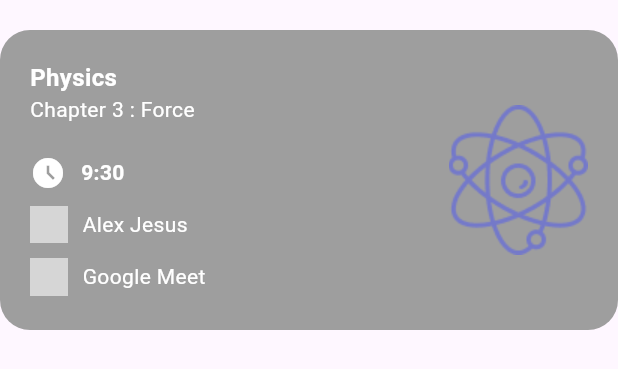
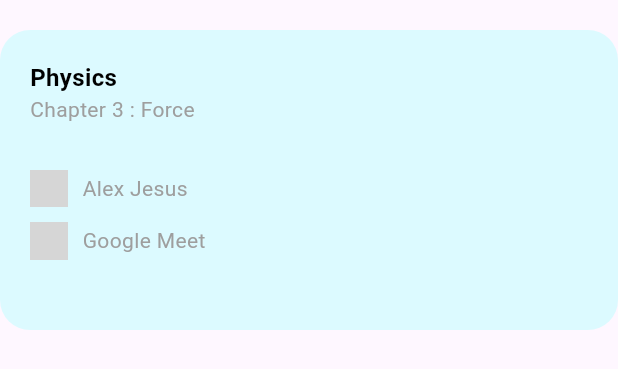
Before and after one commit to amarasalah/todo_flutter, a Flutter app: the MyEndTile widget shown alone on an empty page, opened directly with empty values, on a phone screen of 412 x 824 dp. Shown: the top 369 px of the screen. Run offline on Flutter 3.47's test engine with Material 3 defaults, Android fonts, the phone set to English and light mode, and no system bars; our stand-ins replace carousel_slider, convex_bottom_bar, date_picker_timeline, timeline_tile; network calls fail; grey boxes are pictures that could not be loaded.

Commit message:
add timline courses for Tasks Screen

```diff
--- a/lib/ui/screens/task_screen.dart
+++ b/lib/ui/screens/task_screen.dart
@@ -107,7 +107,7 @@ class _TaskScreenState extends State<TaskScreen> {
                 children: [
                   MyTimelineTile(isFirst: true, isLast: false, isPast: true),
                   MyTimelineTile(isFirst: false, isLast: false, isPast: true),
-                  MyTimelineTile(isFirst: false, isLast: false, isPast: true)
+                  MyTimelineTile(isFirst: false, isLast: true, isPast: false)
                 ],
               )),
             ],
--- a/lib/ui/widgets/my_end_tile.dart
+++ b/lib/ui/widgets/my_end_tile.dart
@@ -14,7 +14,7 @@ class MyEndTile extends StatelessWidget {
       height: 200,
       decoration: BoxDecoration(
         borderRadius: BorderRadius.circular(20),
-        color: isFirst ? Color(0xff7F86FF) : Colors.grey,
+        color: isFirst ? Color(0xff7F86FF) : Color.fromARGB(101, 169, 255, 254),
       ),
       width: double.infinity,
       child: Padding(
@@ -26,32 +26,21 @@ class MyEndTile extends StatelessWidget {
               mainAxisAlignment: MainAxisAlignment.start,
               crossAxisAlignment: CrossAxisAlignment.start,
               children: [
-                const Text(
+                Text(
                   "Physics",
                   style: TextStyle(
-                      color: Colors.white,
+                      color: isFirst ? Colors.white : Colors.black,
                       fontWeight: FontWeight.bold,
                       fontSize: 16),
                 ),
-                const Text(
+                Text(
                   "Chapter 3 : Force",
-                  style: TextStyle(color: Colors.white),
+                  style: TextStyle(
+                    color: isFirst ? Colors.white : Colors.grey,
+                  ),
                 ),
                 const SizedBox(
                   height: 20,
-                ),
-                const Row(
-                  children: [
-                    Icon(Icons.access_time_filled, color: Colors.white),
-                    SizedBox(width: 10),
-                    Text(
-                      "9:30",
-                      style: TextStyle(
-                        color: Colors.white,
-                        fontWeight: FontWeight.bold,
-                      ),
-                    ),
-                  ],
                 ),
                 const SizedBox(
                   height: 10,
@@ -70,9 +59,10 @@ class MyEndTile extends StatelessWidget {
                       ),
                     ),
                     const SizedBox(width: 10),
-                    const Text(
+                    Text(
                       "Alex Jesus",
-                      style: TextStyle(color: Colors.white),
+                      style: TextStyle(
+                          color: isFirst ? Colors.white : Colors.grey),
                     )
                   ],
                 ),
@@ -93,15 +83,20 @@ class MyEndTile extends StatelessWidget {
                       ),
                     ),
                     const SizedBox(width: 10),
-                    const Text(
+                    Text(
                       "Google Meet",
-                      style: TextStyle(color: Colors.white),
+                      style: TextStyle(
+                          color: isFirst ? Colors.white : Colors.grey),
                     )
                   ],
                 ),
               ],
             ),
-            Image.asset("assets/images/1st physics.png"),
+            isFirst
+                ? Image.asset("assets/images/1st physics.png")
+                : SizedBox(
+                    width: 12,
+                  ),
           ],
         ),
       ),
--- a/lib/ui/widgets/my_timeline_tile.dart
+++ b/lib/ui/widgets/my_timeline_tile.dart
@@ -20,10 +20,15 @@ class MyTimelineTile extends StatelessWidget {
     return TimelineTile(
       isFirst: isFirst,
       isLast: isLast,
-      beforeLineStyle:
-          LineStyle(color: isFirst ? Color(0xff7F86FF) : Colors.grey),
-      indicatorStyle:
-          IndicatorStyle(color: isFirst ? Color(0xff7F86FF) : Colors.grey),
+      beforeLineStyle: LineStyle(color: Color(0xff7F86FF)),
+      indicatorStyle: IndicatorStyle(
+        color: isFirst ? Color(0xff7F86FF) : Colors.white,
+        iconStyle: IconStyle(
+          iconData: Icons.trip_origin_outlined,
+          fontSize: 20,
+          color: isFirst ? Colors.white : Color(0xff7F86FF),
+        ),
+      ),
       endChild: MyEndTile(isFirst: isFirst),
     );
   }
```
